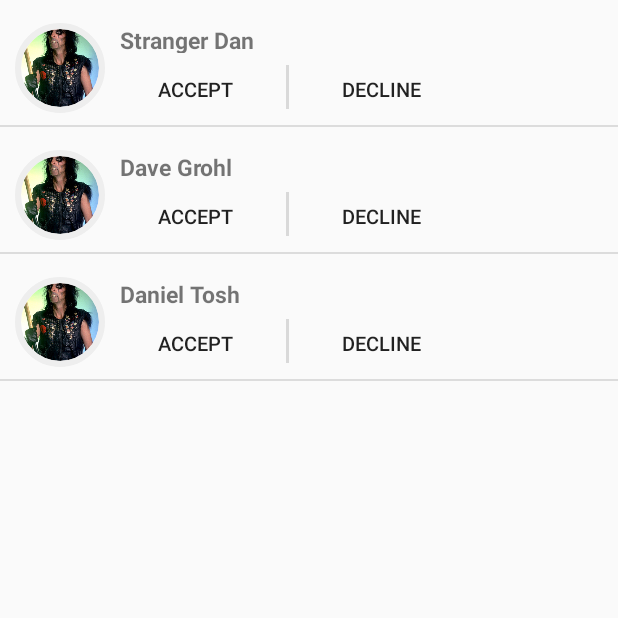
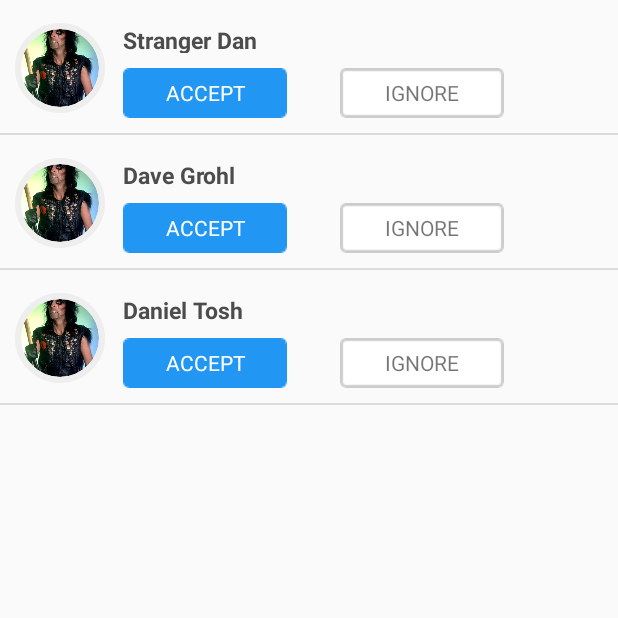
Before and after one commit to DonaldBough/WYA, an Android app: the fragment NotificationsFragment shown on its own in the app's theme, on a phone screen of 412 x 824 dp, the top half of it. Run offline under Robolectric (Android 15) with nearby library versions, the phone set to English and light mode, and no system bars; libraries missing offline, so code that uses them is left out: com.mikhaellopez.circularimageview; plain views replace CircularImageView; 2 statements that could not run were skipped.

Commit message:
Added buttons to notifications screen

```diff
--- a/app/src/main/java/edu/purdue/dbough/wya/RequestsFragment.java
+++ b/app/src/main/java/edu/purdue/dbough/wya/RequestsFragment.java
@@ -15,8 +15,8 @@
 
     ArrayList<GpsRequest> requestList;
     private EventAdapter adapter;
-    private String longPressedUser;
-    private int longPressedItem;
+    private String selectedUser;
+    private int selectedItem;
 
     @Override
     public View onCreateView(LayoutInflater inflater, ViewGroup container, Bundle savedInstanceState) {
@@ -45,11 +45,11 @@
 
     @Override
     public void onListItemClick(ListView l, View v, int position, long id) {
+        selectedUser = requestList.get(position).getRequestSender();
+        selectedItem = position;
         super.onListItemClick(l, v, position, id);
         registerForContextMenu(l);
         getActivity().openContextMenu(l);
-        longPressedUser = requestList.get(position).getRequestSender();
-        longPressedItem = position;
     }
 
     /**
@@ -59,7 +59,7 @@
     @Override
     public void onCreateContextMenu(ContextMenu menu, View v, ContextMenu.ContextMenuInfo menuInfo) {
         //Context menu
-        menu.setHeaderTitle("Permanently Delete Request?");
+        menu.setHeaderTitle("Request From " + selectedUser);
         menu.add(Menu.NONE, 0, Menu.NONE, "Delete");
     }
 
@@ -68,10 +68,10 @@
      */
     @Override
     public boolean onContextItemSelected (MenuItem item){
-        if (longPressedUser != null) {
-            requestList.remove(longPressedItem);
+        if (selectedUser != null) {
+            requestList.remove(selectedItem);
             adapter.notifyDataSetChanged();
-            Toast.makeText(getActivity(), "Deleted request from " + longPressedUser,Toast.LENGTH_SHORT).show();
+            Toast.makeText(getActivity(), "Deleted request from " + selectedUser,Toast.LENGTH_SHORT).show();
         }
 
         return super.onContextItemSelected(item);
--- a/app/src/main/res/layout/fragment_requests.xml
+++ b/app/src/main/res/layout/fragment_requests.xml
@@ -8,7 +8,7 @@
     this only shows up if the listView has no content-->
     <TextView
             android:id="@+id/request_header"
-            android:text="People who can alarm or open your GPS"
+            android:text="People with access to you"
             android:textSize="15dp"
             android:layout_width="wrap_content"
             android:layout_height="35dp"
--- a/app/src/main/res/layout/notification_row_layout.xml
+++ b/app/src/main/res/layout/notification_row_layout.xml
@@ -22,48 +22,62 @@
             android:layout_width="wrap_content"
             android:layout_height="35dp"
             android:textStyle="bold"
+            android:textColor="@color/album_title"
             android:text="Person Sent"
             android:textSize="15dp"
             android:paddingTop="16dp"
             android:layout_toEndOf="@+id/circularImageView"
-            android:paddingStart="10dp"/>
+            android:paddingStart="12dp"/>
 
-    <Button
-            android:id="@+id/acceptButton"
-            android:text="Accept"
-            android:textSize="13dp"
+    <ImageButton
+            android:id="@+id/accept_button"
             android:onClick="onClickAccept"
-            android:background="@android:color/transparent"
             android:layout_width="wrap_content"
             android:layout_height="wrap_content"
+            app:srcCompat="@drawable/button_accept"
+            android:background="@android:color/transparent"
+            android:layout_marginTop="10dp"
+            android:paddingBottom="10dp"
             android:layout_toEndOf="@id/circularImageView"
             android:layout_below="@+id/requestSender"
-            android:paddingLeft="35dp"
-            style="?android:attr/borderlessButtonStyle" android:paddingRight="35dp"/>
-
-    <View
-            android:id="@+id/view_divider"
-            android:layout_width="2dp"
-            android:layout_height="29dp"
-            android:background="#d9d9d9"
-            android:layout_below="@id/requestSender"
-            android:layout_marginTop="8dp"
-            android:layout_toEndOf="@id/acceptButton"
-    />
-
-    <Button
-            android:id="@+id/declineButton"
-            android:text="Decline"
-            android:textSize="13dp"
+            android:layout_marginLeft="12dp"/>
+    <ImageButton
+            android:id="@+id/ignore_button"
             android:onClick="onClickDecline"
-            android:background="@android:color/transparent"
             android:layout_width="wrap_content"
             android:layout_height="wrap_content"
-            android:layout_toEndOf="@id/view_divider"
+            android:layout_marginTop="10dp"
+            android:paddingBottom="10dp"
+            app:srcCompat="@drawable/button_ignore"
+            android:background="@android:color/transparent"
+            android:layout_toEndOf="@id/accept_button"
             android:layout_below="@+id/requestSender"
             android:paddingLeft="35dp"
-            android:paddingRight="35dp"
-            style="?android:attr/borderlessButtonStyle"/>
+            android:paddingRight="35dp" />
+
+    <TextView
+            android:text="ACCEPT"
+            android:textColor="#ffffff"
+            android:layout_width="wrap_content"
+            android:layout_height="wrap_content"
+            android:layout_alignLeft="@id/accept_button"
+            android:layout_alignTop="@id/accept_button"
+            android:layout_alignRight="@id/accept_button"
+            android:layout_alignBottom="@+id/accept_button"
+            android:gravity="center"
+            android:layout_marginBottom="10dp"/>
+
+    <TextView
+            android:text="IGNORE"
+            android:layout_width="wrap_content"
+            android:layout_height="wrap_content"
+            android:layout_alignLeft="@id/ignore_button"
+            android:layout_alignTop="@id/ignore_button"
+            android:layout_alignRight="@id/ignore_button"
+            android:layout_alignBottom="@+id/ignore_button"
+            android:layout_marginBottom="10dp"
+            android:gravity="center"
+    />
 
 
 
```
Also changed, not shown: app/src/main/res/drawable/button_accept.png (added), app/src/main/res/drawable/button_ignore.png (added), app/src/main/res/drawable/home_card_background.png (deleted), app/src/main/res/drawable/home_card_background2.png (deleted), app/src/main/res/drawable/sizes_for_making_buttons.png (added), 6 other files.
